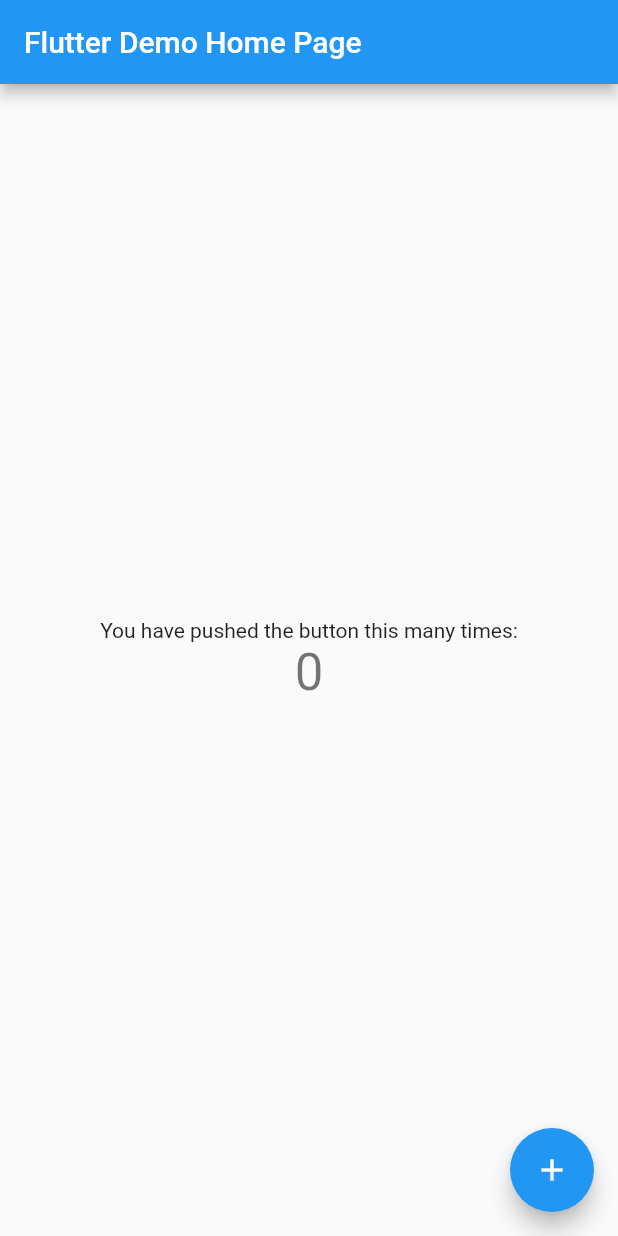
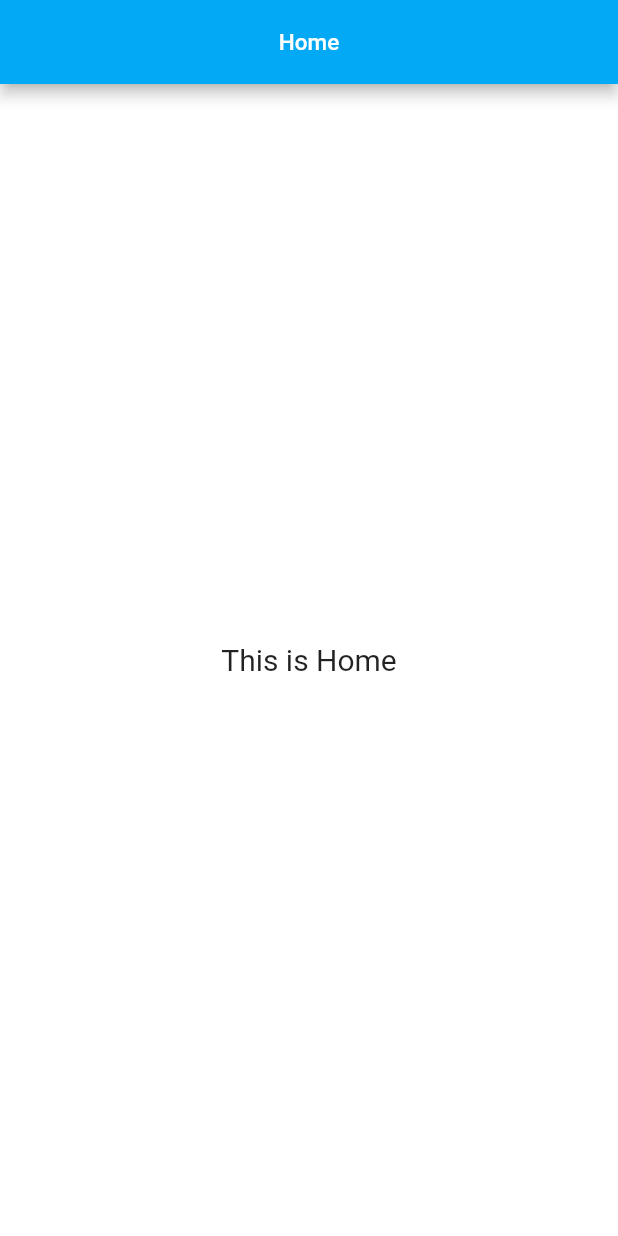
Before and after one commit to patrick-simon045/-ubuni_phone_app, a Flutter app: the screen it shows after launch, on a phone screen of 412 x 824 dp. Run offline on Flutter 3.47's test engine with Material 2 defaults, Android fonts, the phone set to English and light mode, and no system bars.

Commit message:
setting up the project

```diff
--- /dev/null
+++ b/lib/components/text.dart
@@ -0,0 +1,20 @@
+import 'package:flutter/material.dart';
+import 'package:ubuni_phone_app/globals/fontSizes.dart';
+
+class TextWidget extends StatelessWidget {
+  final String text;
+  final TextStyle? style;
+
+  TextWidget({
+    required this.text,
+    this.style = const TextStyle(
+      fontSize: mediumFontSize,
+      fontWeight: FontWeight.normal,
+    ),
+  });
+
+  @override
+  Widget build(BuildContext context) {
+    return Text(text, style: style);
+  }
+}
--- /dev/null
+++ b/lib/globals/colors.dart
@@ -0,0 +1,9 @@
+import 'package:flutter/material.dart';
+
+// light theme
+final lightScaffoldBackgroundColor = Colors.white;
+final lightAppBarColor = Colors.lightBlue;
+
+// dark theme
+final darkScaffoldBackgroundColor = Colors.grey.shade900;
+final darkAppBarColor = Colors.grey.shade800;
--- /dev/null
+++ b/lib/globals/fontSizes.dart
@@ -0,0 +1,3 @@
+const smallFontSize = 15.0;
+const mediumFontSize = 20.0;
+const largeFontSize = 30.0;
--- a/lib/main.dart
+++ b/lib/main.dart
@@ -1,113 +1,10 @@
 import 'package:flutter/material.dart';
+import 'package:flutter/services.dart';
+import 'package:ubuni_phone_app/root.dart';
 
 void main() {
-  runApp(MyApp());
+  SystemChrome.setSystemUIOverlayStyle(
+    SystemUiOverlayStyle(statusBarColor: Colors.transparent),
+  );
+  runApp(Root());
 }
-
-class MyApp extends StatelessWidget {
-  // This widget is the root of your application.
-  @override
-  Widget build(BuildContext context) {
-    return MaterialApp(
-      title: 'Flutter Demo',
-      theme: ThemeData(
-        // This is the theme of your application.
-        //
-        // Try running your application with "flutter run". You'll see the
-        // application has a blue toolbar. Then, without quitting the app, try
-        // changing the primarySwatch below to Colors.green and then invoke
-        // "hot reload" (press "r" in the console where you ran "flutter run",
-        // or simply save your changes to "hot reload" in a Flutter IDE).
-        // Notice that the counter didn't reset back to zero; the application
-        // is not restarted.
-        primarySwatch: Colors.blue,
-      ),
-      home: MyHomePage(title: 'Flutter Demo Home Page'),
-    );
-  }
-}
-
-class MyHomePage extends StatefulWidget {
-  MyHomePage({Key? key, required this.title}) : super(key: key);
-
-  // This widget is the home page of your application. It is stateful, meaning
-  // that it has a State object (defined below) that contains fields that affect
-  // how it looks.
-
-  // This class is the configuration for the state. It holds the values (in this
-  // case the title) provided by the parent (in this case the App widget) and
-  // used by the build method of the State. Fields in a Widget subclass are
-  // always marked "final".
-
-  final String title;
-
-  @override
-  _MyHomePageState createState() => _MyHomePageState();
-}
-
-class _MyHomePageState extends State<MyHomePage> {
-  int _counter = 0;
-
-  void _incrementCounter() {
-    setState(() {
-      // This call to setState tells the Flutter framework that something has
-      // changed in this State, which causes it to rerun the build method below
-      // so that the display can reflect the updated values. If we changed
-      // _counter without calling setState(), then the build method would not be
-      // called again, and so nothing would appear to happen.
-      _counter++;
-    });
-  }
-
-  @override
-  Widget build(BuildContext context) {
-    // This method is rerun every time setState is called, for instance as done
-    // by the _incrementCounter method above.
-    //
-    // The Flutter framework has been optimized to make rerunning build methods
-    // fast, so that you can just rebuild anything that needs updating rather
-    // than having to individually change instances of widgets.
-    return Scaffold(
-      appBar: AppBar(
-        // Here we take the value from the MyHomePage object that was created by
-        // the App.build method, and use it to set our appbar title.
-        title: Text(widget.title),
-      ),
-      body: Center(
-        // Center is a layout widget. It takes a single child and positions it
-        // in the middle of the parent.
-        child: Column(
-          // Column is also a layout widget. It takes a list of children and
-          // arranges them vertically. By default, it sizes itself to fit its
-          // children horizontally, and tries to be as tall as its parent.
-          //
-          // Invoke "debug painting" (press "p" in the console, choose the
-          // "Toggle Debug Paint" action from the Flutter Inspector in Android
-          // Studio, or the "Toggle Debug Paint" command in Visual Studio Code)
-          // to see the wireframe for each widget.
-          //
-          // Column has various properties to control how it sizes itself and
-          // how it positions its children. Here we use mainAxisAlignment to
-          // center the children vertically; the main axis here is the vertical
-          // axis because Columns are vertical (the cross axis would be
-          // horizontal).
-          mainAxisAlignment: MainAxisAlignment.center,
-          children: <Widget>[
-            Text(
-              'You have pushed the button this many times:',
-            ),
-            Text(
-              '$_counter',
-              style: Theme.of(context).textTheme.headline4,
-            ),
-          ],
-        ),
-      ),
-      floatingActionButton: FloatingActionButton(
-        onPressed: _incrementCounter,
-        tooltip: 'Increment',
-        child: Icon(Icons.add),
-      ), // This trailing comma makes auto-formatting nicer for build methods.
-    );
-  }
-}
--- /dev/null
+++ b/lib/modules/home/home.dart
@@ -0,0 +1,25 @@
+import 'package:flutter/material.dart';
+import 'package:ubuni_phone_app/components/text.dart';
+import 'package:ubuni_phone_app/globals/fontSizes.dart';
+
+class Home extends StatelessWidget {
+  final String title;
+
+  Home({required this.title});
+
+  @override
+  Widget build(BuildContext context) {
+    return Scaffold(
+      appBar: AppBar(
+        title: TextWidget(
+          text: title,
+          style: TextStyle(fontSize: smallFontSize),
+        ),
+        centerTitle: true,
+      ),
+      body: Center(
+        child: TextWidget(text: "This is Home"),
+      ),
+    );
+  }
+}
--- /dev/null
+++ b/lib/root.dart
@@ -0,0 +1,22 @@
+import 'package:flutter/material.dart';
+import 'package:ubuni_phone_app/utils/theme/themeDataHolder.dart';
+
+import 'modules/home/home.dart';
+
+class Root extends StatefulWidget {
+  @override
+  _RootState createState() => _RootState();
+}
+
+class _RootState extends State<Root> {
+  @override
+  Widget build(BuildContext context) {
+    return MaterialApp(
+        title: 'Flutter Demo',
+        themeMode: ThemeMode.system,
+        theme: ThemeDataHolder.lightTheme,
+        darkTheme: ThemeDataHolder.darkTheme,
+        home: Home(title: "Home")
+    );
+  }
+}
--- /dev/null
+++ b/lib/utils/theme/themeDataHolder.dart
@@ -0,0 +1,25 @@
+import 'package:flutter/material.dart';
+import 'package:ubuni_phone_app/globals/colors.dart';
+
+class ThemeDataHolder {
+  // light theme
+  static final lightTheme = ThemeData(
+    scaffoldBackgroundColor: lightScaffoldBackgroundColor,
+    brightness: Brightness.light,
+    appBarTheme: AppBarTheme(
+      brightness: Brightness.dark,
+      color: lightAppBarColor,
+    ),
+  );
+
+  // dark theme
+  static final darkTheme = ThemeData(
+    scaffoldBackgroundColor: darkScaffoldBackgroundColor,
+    brightness: Brightness.dark,
+    appBarTheme: AppBarTheme(
+      brightness: Brightness.dark,
+      color: darkAppBarColor,
+    ),
+  );
+
+}
```
Also changed, not shown: 1 other file.
